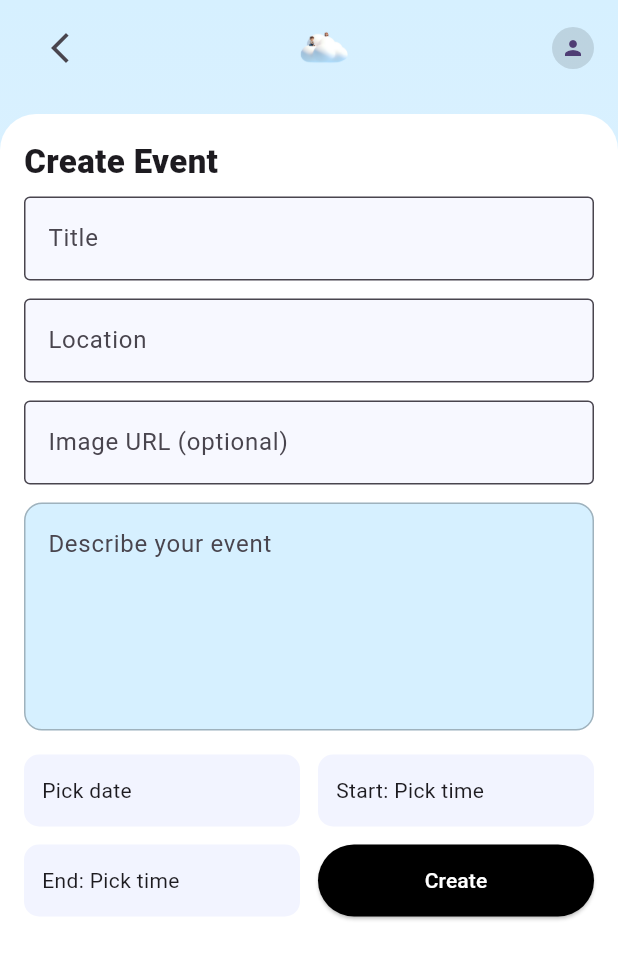
After one commit to jinniejurie/SF333_MobileAppDev_Project, a Flutter app: the CreateEventPage screen opened directly, on a phone screen of 412 x 824 dp. The commit adds this screen. Shown: the top 959 px of the screen. Run offline on Flutter 3.47's test engine with Material 3 defaults, Android fonts, the phone set to English and light mode, and no system bars; our stand-ins replace cloud_firestore, firebase_auth, firebase_core, flutter_card_swiper, image_picker; accounts and stored records are empty; network calls fail.

Commit message:
update event

```diff
--- /dev/null
+++ b/mobile_app_1/lib/screens/create_event_page.dart
@@ -0,0 +1,315 @@
+import 'package:flutter/material.dart';
+import 'package:cloud_firestore/cloud_firestore.dart';
+import 'package:firebase_auth/firebase_auth.dart';
+import 'event_detail_page.dart';
+
+class CreateEventPage extends StatefulWidget {
+  const CreateEventPage({super.key});
+
+  @override
+  State<CreateEventPage> createState() => _CreateEventPageState();
+}
+
+class _CreateEventPageState extends State<CreateEventPage> {
+  final GlobalKey<FormState> _formKey = GlobalKey<FormState>();
+
+  final TextEditingController _titleController = TextEditingController();
+  final TextEditingController _descriptionController = TextEditingController();
+  final TextEditingController _locationController = TextEditingController();
+  final TextEditingController _imageUrlController = TextEditingController();
+
+  DateTime? _selectedDate;
+  TimeOfDay? _selectedStartTime;
+  TimeOfDay? _selectedEndTime;
+  bool _submitting = false;
+
+  @override
+  void dispose() {
+    _titleController.dispose();
+    _descriptionController.dispose();
+    _locationController.dispose();
+    _imageUrlController.dispose();
+    super.dispose();
+  }
+
+  Future<void> _pickDate() async {
+    final now = DateTime.now();
+    final DateTime? picked = await showDatePicker(
+      context: context,
+      initialDate: _selectedDate ?? now,
+      firstDate: DateTime(now.year - 1),
+      lastDate: DateTime(now.year + 5),
+    );
+    if (picked != null) {
+      setState(() => _selectedDate = DateTime(picked.year, picked.month, picked.day));
+    }
+  }
+
+  Future<void> _pickStartTime() async {
+    final TimeOfDay? picked = await showTimePicker(
+      context: context,
+      initialTime: _selectedStartTime ?? TimeOfDay.now(),
+    );
+    if (picked != null) setState(() => _selectedStartTime = picked);
+  }
+
+  Future<void> _pickEndTime() async {
+    final TimeOfDay? picked = await showTimePicker(
+      context: context,
+      initialTime: _selectedEndTime ?? (_selectedStartTime ?? TimeOfDay.now()),
+    );
+    if (picked != null) setState(() => _selectedEndTime = picked);
+  }
+
+  String _formatDate(DateTime? d) {
+    if (d == null) return 'Pick date';
+    return '${d.day}/${d.month}/${d.year}';
+    }
+
+  String _formatTime(TimeOfDay? t) {
+    if (t == null) return 'Pick time';
+    final String hh = t.hourOfPeriod.toString().padLeft(2, '0');
+    final String mm = t.minute.toString().padLeft(2, '0');
+    final String period = t.period == DayPeriod.am ? 'AM' : 'PM';
+    return '$hh:$mm$period';
+  }
+
+  Future<void> _submit() async {
+    if (_submitting) return;
+    if (!_formKey.currentState!.validate()) return;
+    if (_selectedDate == null) {
+      ScaffoldMessenger.of(context).showSnackBar(
+        const SnackBar(content: Text('Please select a date')),
+      );
+      return;
+    }
+
+    setState(() => _submitting = true);
+    try {
+      final String uid = FirebaseAuth.instance.currentUser?.uid ?? '';
+      final String organizer = FirebaseAuth.instance.currentUser?.displayName?.trim().isNotEmpty == true
+          ? FirebaseAuth.instance.currentUser!.displayName!.trim()
+          : (FirebaseAuth.instance.currentUser?.email?.trim().isNotEmpty == true
+              ? FirebaseAuth.instance.currentUser!.email!.trim()
+              : (uid.isNotEmpty ? uid : 'Anonymous'));
+
+      final DateTime baseDate = _selectedDate!;
+      Timestamp dateTs = Timestamp.fromDate(DateTime(baseDate.year, baseDate.month, baseDate.day));
+
+      Timestamp? startTs;
+      if (_selectedStartTime != null) {
+        final t = _selectedStartTime!;
+        startTs = Timestamp.fromDate(DateTime(baseDate.year, baseDate.month, baseDate.day, t.hour, t.minute));
+      }
+      Timestamp? endTs;
+      if (_selectedEndTime != null) {
+        final t = _selectedEndTime!;
+        endTs = Timestamp.fromDate(DateTime(baseDate.year, baseDate.month, baseDate.day, t.hour, t.minute));
+      }
+
+      final Map<String, dynamic> payload = {
+        'title': _titleController.text.trim(),
+        'description': _descriptionController.text.trim(),
+        'location': _locationController.text.trim(),
+        'imageUrl': _imageUrlController.text.trim(),
+        'organizer': organizer,
+        'ownerId': uid,
+        'date': dateTs,
+        if (startTs != null) 'start_time': startTs,
+        if (endTs != null) 'end_time': endTs,
+        'registered': <String>[],
+        'likes': <String>[],
+        'favorites': <String>[],
+        'upvotes': <String>[],
+        'comments': <Map<String, dynamic>>[],
+        'createdAt': FieldValue.serverTimestamp(),
+      };
+
+      final docRef = await FirebaseFirestore.instance.collection('events').add(payload);
+
+      if (!mounted) return;
+      Navigator.of(context).pushReplacement(
+        MaterialPageRoute(
+          builder: (_) => EventDetailPage(
+            eventId: docRef.id,
+            currentUserId: uid,
+          ),
+        ),
+      );
+    } catch (e) {
+      ScaffoldMessenger.of(context).showSnackBar(
+        SnackBar(content: Text('Create failed: $e')),
+      );
+    } finally {
+      if (mounted) setState(() => _submitting = false);
+    }
+  }
+
+  @override
+  Widget build(BuildContext context) {
+    return Scaffold(
+      body: Container(
+        decoration: const BoxDecoration(
+          gradient: LinearGradient(
+            colors: [Color(0xFFD6F0FF), Color(0xFFEFF4FF)],
+            begin: Alignment.topCenter,
+            end: Alignment.bottomCenter,
+          ),
+        ),
+        child: SafeArea(
+          child: Column(
+            crossAxisAlignment: CrossAxisAlignment.start,
+            children: [
+              Padding(
+                padding: const EdgeInsets.symmetric(horizontal: 16, vertical: 8),
+                child: Row(
+                  mainAxisAlignment: MainAxisAlignment.spaceBetween,
+                  children: [
+                    IconButton(
+                      icon: const Icon(Icons.arrow_back_ios_new),
+                      onPressed: () => Navigator.of(context).maybePop(),
+                    ),
+                    Image.asset('assets/cloud_logo.png', width: 40, height: 32),
+                    const CircleAvatar(radius: 14, backgroundColor: Colors.black12, child: Icon(Icons.person, size: 16)),
+                  ],
+                ),
+              ),
+              Expanded(
+                child: Container(
+                  margin: const EdgeInsets.only(top: 12),
+                  decoration: const BoxDecoration(
+                    color: Colors.white,
+                    borderRadius: BorderRadius.only(
+                      topLeft: Radius.circular(24),
+                      topRight: Radius.circular(24),
+                    ),
+                  ),
+                  child: SingleChildScrollView(
+                    padding: const EdgeInsets.all(16),
+                    child: Form(
+                      key: _formKey,
+                      child: Column(
+                        crossAxisAlignment: CrossAxisAlignment.start,
+                        children: [
+                          const Text('Create Event',
+                              style: TextStyle(
+                                fontSize: 22,
+                                fontWeight: FontWeight.w800,
+                              )),
+                          const SizedBox(height: 8),
+                          TextFormField(
+                            controller: _titleController,
+                            decoration: const InputDecoration(
+                              hintText: 'Title',
+                              filled: true,
+                              fillColor: Color(0xFFF7F8FF),
+                              border: OutlineInputBorder(borderSide: BorderSide(color: Colors.black12)),
+                            ),
+                            validator: (v) => (v == null || v.trim().isEmpty) ? 'Required' : null,
+                          ),
+                          const SizedBox(height: 12),
+                          TextFormField(
+                            controller: _locationController,
+                            decoration: const InputDecoration(
+                              hintText: 'Location',
+                              filled: true,
+                              fillColor: Color(0xFFF7F8FF),
+                              border: OutlineInputBorder(borderSide: BorderSide(color: Colors.black12)),
+                            ),
+                            validator: (v) => (v == null || v.trim().isEmpty) ? 'Required' : null,
+                          ),
+                          const SizedBox(height: 12),
+                          TextFormField(
+                            controller: _imageUrlController,
+                            decoration: const InputDecoration(
+                              hintText: 'Image URL (optional)',
+                              filled: true,
+                              fillColor: Color(0xFFF7F8FF),
+                              border: OutlineInputBorder(borderSide: BorderSide(color: Colors.black12)),
+                            ),
+                          ),
+                          const SizedBox(height: 12),
+                          TextFormField(
+                            controller: _descriptionController,
+                            maxLines: 5,
+                            decoration: InputDecoration(
+                              hintText: 'Describe your event',
+                              filled: true,
+                              fillColor: const Color(0xFFD6F0FF),
+                              enabledBorder: OutlineInputBorder(
+                                borderRadius: BorderRadius.circular(12),
+                                borderSide: const BorderSide(color: Colors.black26),
+                              ),
+                              focusedBorder: OutlineInputBorder(
+                                borderRadius: BorderRadius.circular(12),
+                                borderSide: const BorderSide(color: Colors.black87),
+                              ),
+                            ),
+                            validator: (v) => (v == null || v.trim().isEmpty) ? 'Required' : null,
+                          ),
+                          const SizedBox(height: 16),
+                          Row(
+                            children: [
+                              Expanded(
+                                child: GestureDetector(
+                                  onTap: _pickDate,
+                                  child: _lightPicker(label: _formatDate(_selectedDate)),
+                                ),
+                              ),
+                              const SizedBox(width: 12),
+                              Expanded(
+                                child: GestureDetector(
+                                  onTap: _pickStartTime,
+                                  child: _lightPicker(label: 'Start: ${_formatTime(_selectedStartTime)}'),
+                                ),
+                              ),
+                            ],
+                          ),
+                          const SizedBox(height: 12),
+                          Row(
+                            children: [
+                              Expanded(
+                                child: GestureDetector(
+                                  onTap: _pickEndTime,
+                                  child: _lightPicker(label: 'End: ${_formatTime(_selectedEndTime)}'),
+                                ),
+                              ),
+                              const SizedBox(width: 12),
+                              Expanded(
+                                child: SizedBox(
+                                  height: 48,
+                                  child: ElevatedButton(
+                                    onPressed: _submitting ? null : _submit,
+                                    style: ElevatedButton.styleFrom(backgroundColor: Colors.black),
+                                    child: _submitting
+                                        ? const SizedBox(width: 18, height: 18, child: CircularProgressIndicator(strokeWidth: 2, color: Colors.white))
+                                        : const Text('Create', style: TextStyle(color: Colors.white)),
+                                  ),
+                                ),
+                              ),
+                            ],
+                          ),
+                        ],
+                      ),
+                    ),
+                  ),
+                ),
+              ),
+            ],
+          ),
+        ),
+      ),
+    );
+  }
+
+  Widget _lightPicker({required String label}) {
+    return Container(
+      padding: const EdgeInsets.symmetric(horizontal: 12, vertical: 14),
+      decoration: BoxDecoration(
+        color: const Color(0xFFF2F4FF),
+        borderRadius: BorderRadius.circular(10),
+      ),
+      child: Text(label, style: const TextStyle(fontSize: 14)),
+    );
+  }
+}
```
Also changed, not shown: mobile_app_1/lib/screens/community_home.dart (+76 -5 lines), mobile_app_1/lib/screens/event_detail_page.dart (+52 -15 lines).
